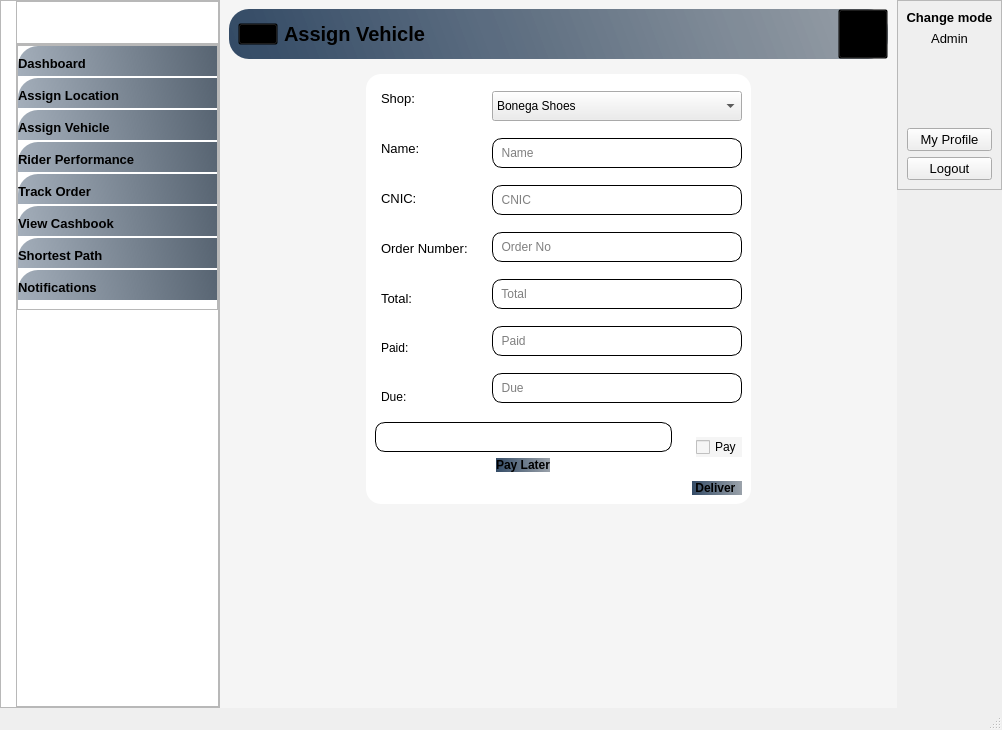
This is Sales_Agent.ui in mukarramdaniel/Distribution-System_Python as Qt 5 draws it before an edit. The edited form follows.
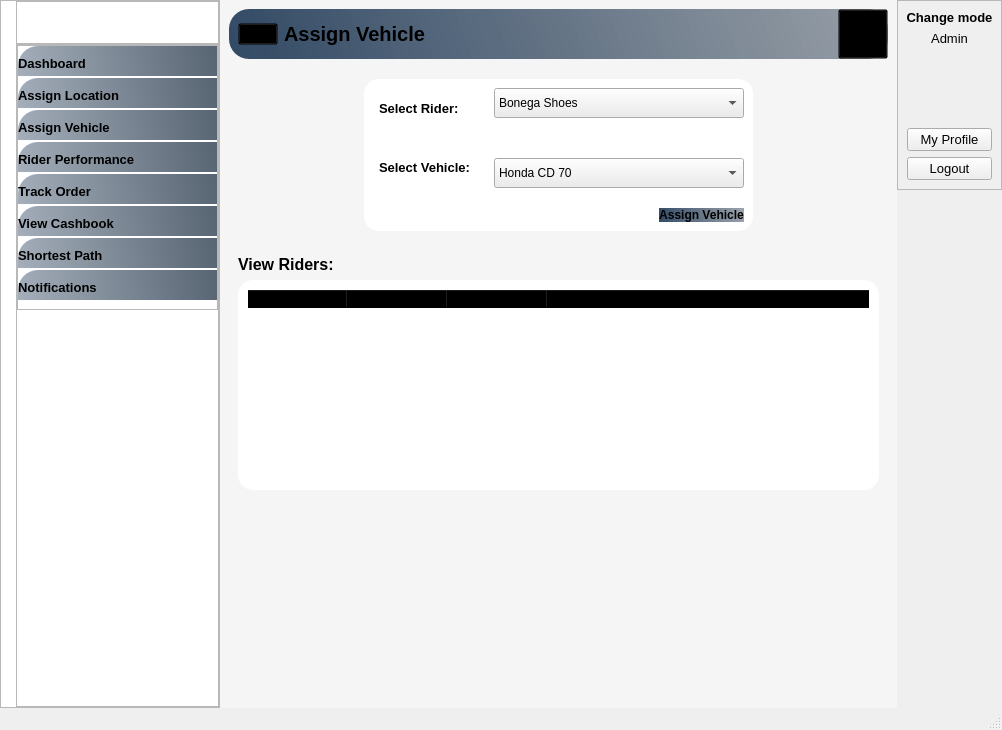
This is the edited form. Icons and pictures are not drawn.

Commit message: Dev-U28-UI

Patch:
```diff
--- a/Sales_Agent.ui
+++ b/Sales_Agent.ui
@@ -525,7 +525,7 @@
       <property name="currentIndex">
        <number>0</number>
       </property>
-      <widget class="QWidget" name="page_DeliverOrder">
+      <widget class="QWidget" name="page_AssignVehicle">
        <property name="styleSheet">
         <string notr="true">*{
 background-color:#f5f5f5;
@@ -540,7 +540,7 @@
 border-radius: 10px;
 border: 1px solid #000000
 }
-#btn_PayLater,#btn_Deliver{
+#btn_AssignVehicle_2,#btn_Deliver{
 background-color:qlineargradient(spread:pad,x1:0,y1:0.505682,x2:1,y2:0.477,stop:0 rgba(20,47,78,219),stop:1 rgba(85,98,112,150));
  border-radius: 15px;
 }
@@ -550,7 +550,7 @@
 QComboBox,QSpinBox{
 background-color:#ffffff;
 }
-#widget_47{
+#widget_47,#widget_52{
 background-color:#fff;
  border-radius: 15px;
 }
@@ -561,16 +561,31 @@
 background-color:#ececec;
  border-radius: 20px;
 }
-#cmb_ShopName{
+#cmb_Rider,#cmb_Vehicle{
 background-color:#ececec;
 }</string>
        </property>
        <layout class="QHBoxLayout" name="horizontalLayout_65">
         <item alignment="Qt::AlignTop">
          <widget class="QWidget" name="widget_44" native="true">
-          <layout class="QVBoxLayout" name="verticalLayout_48">
+          <layout class="QVBoxLayout" name="verticalLayout_40">
+           <property name="leftMargin">
+            <number>0</number>
+           </property>
+           <property name="topMargin">
+            <number>0</number>
+           </property>
+           <property name="rightMargin">
+            <number>0</number>
+           </property>
+           <property name="bottomMargin">
+            <number>0</number>
+           </property>
+           <item>
+            <widget class="QWidget" name="widget_23" native="true">
+             <layout class="QVBoxLayout" name="verticalLayout_35">
            <property name="spacing">
-            <number>15</number>
+               <number>20</number>
            </property>
            <property name="leftMargin">
             <number>0</number>
@@ -584,7 +599,7 @@
            <property name="bottomMargin">
             <number>9</number>
            </property>
-           <item alignment="Qt::AlignTop">
+              <item>
             <widget class="QWidget" name="HeaderFrame_6" native="true">
              <property name="autoFillBackground">
               <bool>false</bool>
@@ -713,7 +728,7 @@
               <property name="bottomMargin">
                <number>0</number>
               </property>
-              <item>
+                 <item alignment="Qt::AlignHCenter">
                <widget class="QFrame" name="frame_51">
                 <layout class="QHBoxLayout" name="horizontalLayout_19">
                  <property name="leftMargin">
@@ -745,10 +760,12 @@
                       <property name="font">
                        <font>
                         <pointsize>10</pointsize>
+                           <weight>75</weight>
+                           <bold>true</bold>
                        </font>
                       </property>
                       <property name="text">
-                       <string>Shop:</string>
+                          <string>Select Rider:</string>
                       </property>
                      </widget>
                     </item>
@@ -757,60 +774,12 @@
                       <property name="font">
                        <font>
                         <pointsize>10</pointsize>
+                           <weight>75</weight>
+                           <bold>true</bold>
                        </font>
                       </property>
                       <property name="text">
-                       <string>Name:</string>
-                      </property>
-                     </widget>
-                    </item>
-                    <item>
-                     <widget class="QLabel" name="label_28">
-                      <property name="font">
-                       <font>
-                        <pointsize>10</pointsize>
-                       </font>
-                      </property>
-                      <property name="text">
-                       <string>CNIC:</string>
-                      </property>
-                     </widget>
-                    </item>
-                    <item>
-                     <widget class="QLabel" name="label_29">
-                      <property name="font">
-                       <font>
-                        <pointsize>10</pointsize>
-                       </font>
-                      </property>
-                      <property name="text">
-                       <string>Order Number:</string>
-                      </property>
-                     </widget>
-                    </item>
-                    <item>
-                     <widget class="QLabel" name="label_30">
-                      <property name="font">
-                       <font>
-                        <pointsize>10</pointsize>
-                       </font>
-                      </property>
-                      <property name="text">
-                       <string>Total:</string>
-                      </property>
-                     </widget>
-                    </item>
-                    <item>
-                     <widget class="QLabel" name="label_48">
-                      <property name="text">
-                       <string>Paid:</string>
-                      </property>
-                     </widget>
-                    </item>
-                    <item>
-                     <widget class="QLabel" name="label_50">
-                      <property name="text">
-                       <string>Due:</string>
+                          <string>Select Vehicle:</string>
                       </property>
                      </widget>
                     </item>
@@ -827,16 +796,16 @@
                    </property>
                    <layout class="QVBoxLayout" name="verticalLayout_50">
                     <property name="spacing">
-                     <number>9</number>
+                        <number>40</number>
                     </property>
                     <property name="bottomMargin">
                      <number>0</number>
                     </property>
                     <item>
-                     <widget class="QComboBox" name="cmb_ShopName">
+                        <widget class="QComboBox" name="cmb_Rider">
                       <property name="minimumSize">
                        <size>
-                        <width>0</width>
+                           <width>250</width>
                         <height>30</height>
                        </size>
                       </property>
@@ -918,181 +887,18 @@
                      </widget>
                     </item>
                     <item>
-                     <widget class="QLineEdit" name="txt_Name_3">
+                        <widget class="QComboBox" name="cmb_Vehicle">
                       <property name="minimumSize">
                        <size>
-                        <width>250</width>
-                        <height>30</height>
-                       </size>
-                      </property>
-                      <property name="readOnly">
-                       <bool>true</bool>
-                      </property>
-                      <property name="placeholderText">
-                       <string>  Name</string>
-                      </property>
-                     </widget>
-                    </item>
-                    <item>
-                     <widget class="QLineEdit" name="txt_Cnic_3">
-                      <property name="minimumSize">
-                       <size>
                         <width>0</width>
                         <height>30</height>
                        </size>
                       </property>
-                      <property name="readOnly">
-                       <bool>true</bool>
-                      </property>
-                      <property name="placeholderText">
-                       <string>  CNIC</string>
-                      </property>
-                     </widget>
-                    </item>
                     <item>
-                     <widget class="QLineEdit" name="txt_OrderNumber">
-                      <property name="minimumSize">
-                       <size>
-                        <width>0</width>
-                        <height>30</height>
-                       </size>
-                      </property>
-                      <property name="readOnly">
-                       <bool>true</bool>
-                      </property>
-                      <property name="placeholderText">
-                       <string>  Order No</string>
-                      </property>
-                     </widget>
-                    </item>
-                    <item>
-                     <widget class="QLineEdit" name="txt_Total_2">
-                      <property name="minimumSize">
-                       <size>
-                        <width>0</width>
-                        <height>30</height>
-                       </size>
-                      </property>
-                      <property name="readOnly">
-                       <bool>true</bool>
-                      </property>
-                      <property name="placeholderText">
-                       <string>  Total</string>
-                      </property>
-                     </widget>
-                    </item>
-                    <item>
-                     <widget class="QLineEdit" name="txt_Paid">
-                      <property name="minimumSize">
-                       <size>
-                        <width>0</width>
-                        <height>30</height>
-                       </size>
-                      </property>
-                      <property name="readOnly">
-                       <bool>true</bool>
-                      </property>
-                      <property name="placeholderText">
-                       <string>  Paid</string>
-                      </property>
-                     </widget>
-                    </item>
-                    <item>
-                     <widget class="QLineEdit" name="txt_Due">
-                      <property name="minimumSize">
-                       <size>
-                        <width>0</width>
-                        <height>30</height>
-                       </size>
-                      </property>
-                      <property name="readOnly">
-                       <bool>true</bool>
-                      </property>
-                      <property name="placeholderText">
-                       <string>  Due</string>
-                      </property>
-                     </widget>
-                    </item>
-                   </layout>
-                  </widget>
-                 </item>
-                </layout>
-               </widget>
-              </item>
-              <item>
-               <widget class="QFrame" name="frame_48">
-                <property name="minimumSize">
-                 <size>
-                  <width>0</width>
-                  <height>0</height>
-                 </size>
-                </property>
-                <layout class="QHBoxLayout" name="horizontalLayout_20">
-                 <property name="leftMargin">
-                  <number>0</number>
-                 </property>
-                 <property name="topMargin">
-                  <number>0</number>
-                 </property>
-                 <property name="rightMargin">
-                  <number>0</number>
-                 </property>
-                 <property name="bottomMargin">
-                  <number>0</number>
-                 </property>
-                 <item>
-                  <widget class="QFrame" name="frame_52">
-                   <property name="minimumSize">
-                    <size>
-                     <width>0</width>
-                     <height>20</height>
-                    </size>
-                   </property>
-                   <layout class="QVBoxLayout" name="verticalLayout_35">
-                    <item>
-                     <widget class="QLineEdit" name="lineEdit_4">
-                      <property name="minimumSize">
-                       <size>
-                        <width>0</width>
-                        <height>30</height>
-                       </size>
-                      </property>
-                     </widget>
-                    </item>
-                    <item alignment="Qt::AlignHCenter">
-                     <widget class="QPushButton" name="btn_PayLater">
-                      <property name="font">
-                       <font>
-                        <weight>75</weight>
-                        <bold>true</bold>
-                       </font>
-                      </property>
                       <property name="text">
-                       <string>Pay Later</string>
-                      </property>
-                      <property name="icon">
-                       <iconset resource="Resource.qrc">
-                        <normaloff>:/White Icons/Graphics/featherBlack/wallet.png</normaloff>:/White Icons/Graphics/featherBlack/wallet.png</iconset>
-                      </property>
-                      <property name="iconSize">
-                       <size>
-                        <width>20</width>
-                        <height>20</height>
-                       </size>
-                      </property>
-                     </widget>
-                    </item>
-                   </layout>
-                  </widget>
-                 </item>
-                 <item>
-                  <widget class="QFrame" name="frame_53">
-                   <layout class="QHBoxLayout" name="horizontalLayout_21">
-                    <item>
-                     <widget class="QCheckBox" name="checkBox">
-                      <property name="text">
-                       <string>Pay</string>
-                      </property>
+                           <string>Honda CD 70</string>
+                          </property>
+                         </item>
                      </widget>
                     </item>
                    </layout>
@@ -1114,7 +920,7 @@
                   <number>0</number>
                  </property>
                  <property name="topMargin">
-                  <number>0</number>
+                     <number>20</number>
                  </property>
                  <property name="rightMargin">
                   <number>9</number>
@@ -1123,7 +929,7 @@
                   <number>9</number>
                  </property>
                  <item alignment="Qt::AlignRight">
-                  <widget class="QPushButton" name="btn_Deliver">
+                     <widget class="QPushButton" name="btn_AssignVehicle_2">
                    <property name="font">
                     <font>
                      <weight>75</weight>
@@ -1131,7 +937,7 @@
                     </font>
                    </property>
                    <property name="text">
-                    <string> Deliver  </string>
+                       <string>Assign Vehicle</string>
                    </property>
                    <property name="icon">
                     <iconset resource="Resource.qrc">
@@ -1143,6 +949,98 @@
                      <height>20</height>
                     </size>
                    </property>
+                     </widget>
+                    </item>
+                   </layout>
+                  </widget>
+                 </item>
+                </layout>
+               </widget>
+              </item>
+             </layout>
+            </widget>
+           </item>
+           <item>
+            <widget class="QWidget" name="widget_43" native="true">
+             <layout class="QVBoxLayout" name="verticalLayout_41">
+              <property name="leftMargin">
+               <number>9</number>
+              </property>
+              <item>
+               <widget class="QLabel" name="label_11">
+                <property name="font">
+                 <font>
+                  <pointsize>12</pointsize>
+                  <weight>75</weight>
+                  <bold>true</bold>
+                 </font>
+                </property>
+                <property name="text">
+                 <string>View Riders:</string>
+                </property>
+               </widget>
+              </item>
+              <item>
+               <widget class="QWidget" name="widget_52" native="true">
+                <layout class="QVBoxLayout" name="verticalLayout_45">
+                 <item>
+                  <widget class="QTableWidget" name="tableWidget_ViewRider_2">
+                   <property name="editTriggers">
+                    <set>QAbstractItemView::NoEditTriggers</set>
+                   </property>
+                   <property name="alternatingRowColors">
+                    <bool>true</bool>
+                   </property>
+                   <property name="rowCount">
+                    <number>0</number>
+                   </property>
+                   <attribute name="horizontalHeaderStretchLastSection">
+                    <bool>true</bool>
+                   </attribute>
+                   <column>
+                    <property name="text">
+                     <string>ID</string>
+                    </property>
+                    <property name="font">
+                     <font>
+                      <weight>75</weight>
+                      <bold>true</bold>
+                     </font>
+                    </property>
+                   </column>
+                   <column>
+                    <property name="text">
+                     <string>Name</string>
+                    </property>
+                    <property name="font">
+                     <font>
+                      <weight>75</weight>
+                      <bold>true</bold>
+                     </font>
+                    </property>
+                   </column>
+                   <column>
+                    <property name="text">
+                     <string>CNIC</string>
+                    </property>
+                    <property name="font">
+                     <font>
+                      <weight>75</weight>
+                      <bold>true</bold>
+                     </font>
+                    </property>
+                   </column>
+                   <column>
+                    <property name="text">
+                     <string>Assigned Vehicle</string>
+                    </property>
+                    <property name="font">
+                     <font>
+                      <weight>75</weight>
+                      <bold>true</bold>
+                     </font>
+                    </property>
+                   </column>
                   </widget>
                  </item>
                 </layout>
```
Lines whose indentation alone changed are shown as unchanged. The commit also changes 1 other file.
